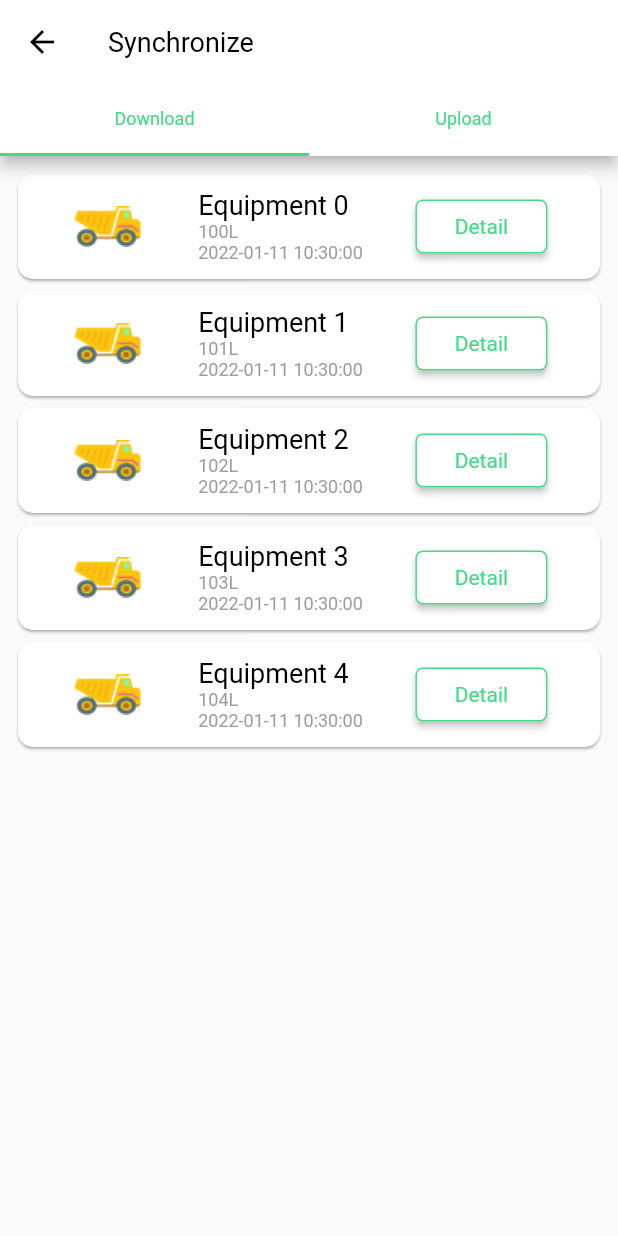
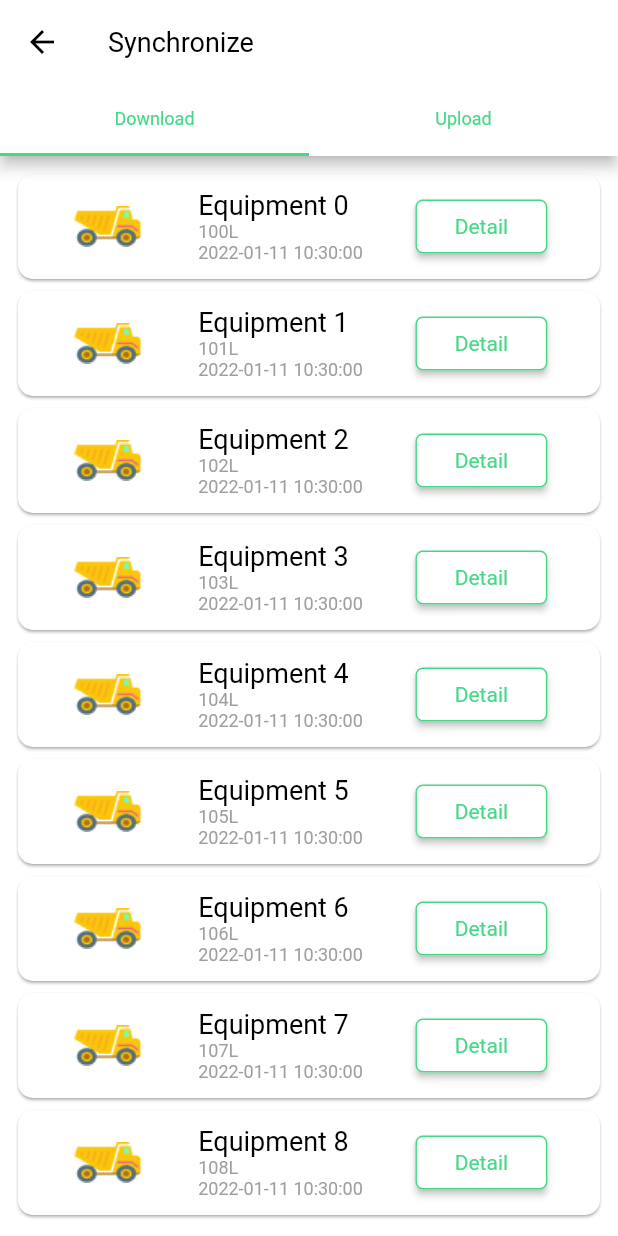
Before and after one commit to risaaugusta/fms_app, a Flutter app: the HomeManual screen opened directly, on a phone screen of 412 x 824 dp. Run offline on Flutter 3.47's test engine with Material 2 defaults, Android fonts, the phone set to English and light mode, and no system bars; our stand-ins replace bloc, date_format, dio, equatable, file_picker, flutter_bloc and 7 more; missing offline and left inert: postgres, qr_code_scanner; accounts and stored records are empty.

Commit message:
push progress januari

```diff
--- a/lib/ui/pages/home/homeDashboard.dart
+++ b/lib/ui/pages/home/homeDashboard.dart
@@ -63,17 +63,13 @@ class _homeDashboardState extends State<homeDashboard> {
                     backgroundColor: Colors.white,
                   ) : null,
             body: ListView(
-              physics: const AlwaysScrollableScrollPhysics(), // new
+              physics: _selectedIndex == 1 ? NeverScrollableScrollPhysics() : AlwaysScrollableScrollPhysics(), // new
               controller: _controller,
               children: [
                 _selectedIndex == 0 ? searchBar() : Text(''),
                 _widgetOptions.elementAt(_selectedIndex),
               ],
             ),
-            // body: PageStorage(
-            //   child: _currentScreen,
-            //   bucket: bucket,
-            // ),
             floatingActionButton: FloatingActionButton(
               backgroundColor: Colors.white,
               child: Icon(Icons.qr_code, color: Coloring.mainColor),
--- a/lib/ui/pages/home/homeManual.dart
+++ b/lib/ui/pages/home/homeManual.dart
@@ -18,10 +18,12 @@ class HomeManual extends StatelessWidget {
   @override
   Widget build(BuildContext context) {
     return Container(
-      height: MediaQuery.of(context).size.height,
+      height: MediaQuery.of(context).size.height/1.2,
+      color: Colors.white,
       child: DefaultTabController(
         length: 2,
         child: Scaffold(
+          backgroundColor: Colors.white,
           appBar: AppBar(
             leading: new IconButton(
               icon: new Icon(
@@ -72,7 +74,7 @@ class HomeManual extends StatelessWidget {
                   scrollDirection: Axis.vertical,
                   shrinkWrap: true,
                   padding: const EdgeInsets.all(8),
-                  itemCount: 5,
+                  itemCount: 9,
                   itemBuilder: (BuildContext context, index) {
                     return Card(
                       elevation: 0.8,
@@ -225,14 +227,12 @@ class HomeManual extends StatelessWidget {
               //     }
               //   },
               // ),
-              Container(
-                height: MediaQuery.of(context).size.height,
-                  margin:  EdgeInsets.symmetric(horizontal: 20),
-                  child:
               Column(
                 children: [
                   SizedBox(height: 20),
-                      Row(
+                  Container(
+                    margin: EdgeInsets.symmetric(horizontal: 20),
+                    child: Row(
                       mainAxisAlignment: MainAxisAlignment.spaceBetween,
                       children: [
                         Text('Select All',
@@ -247,11 +247,13 @@ class HomeManual extends StatelessWidget {
                                 fontSize: 18)),
                       ],
                     ),
-                      ListView.builder(
+                  ),
+                  Expanded(
+                    child: ListView.builder(
                         scrollDirection: Axis.vertical,
                         shrinkWrap: true,
                         padding: const EdgeInsets.all(8),
-                          itemCount: 5,
+                        itemCount: 8,
                         itemBuilder: (BuildContext context, index) {
                           return Card(
                             elevation: 0.8,
@@ -316,8 +318,8 @@ class HomeManual extends StatelessWidget {
                           );
                         }
                     ),
+                  ),
                 ],
-                  )
               ),
             ],
           ),
```
Lines whose indentation alone changed are shown as unchanged.
